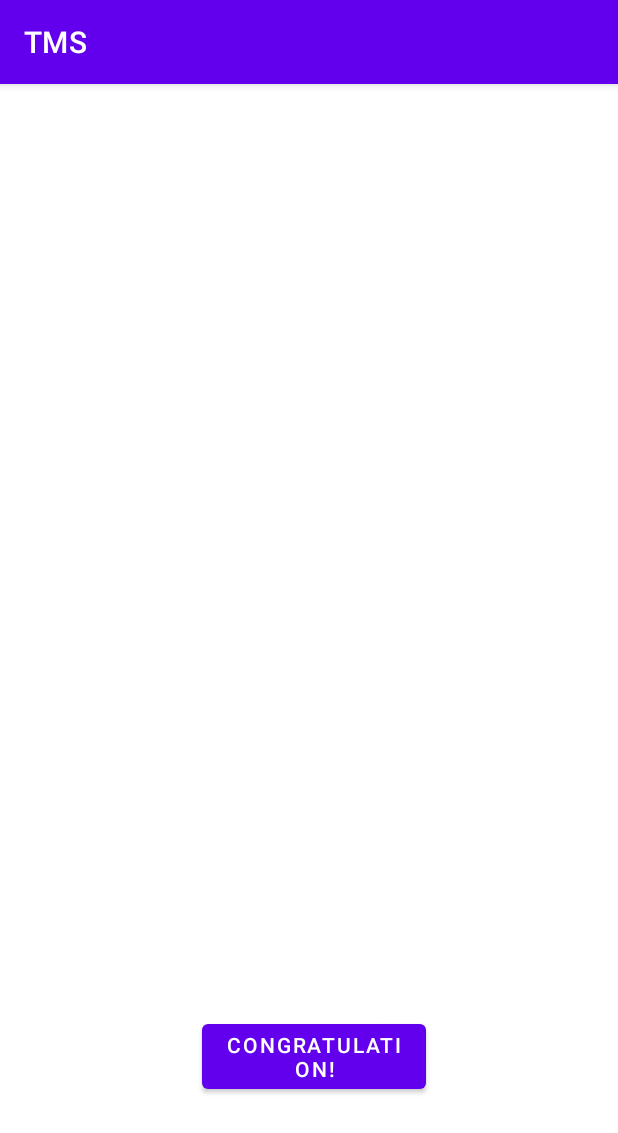
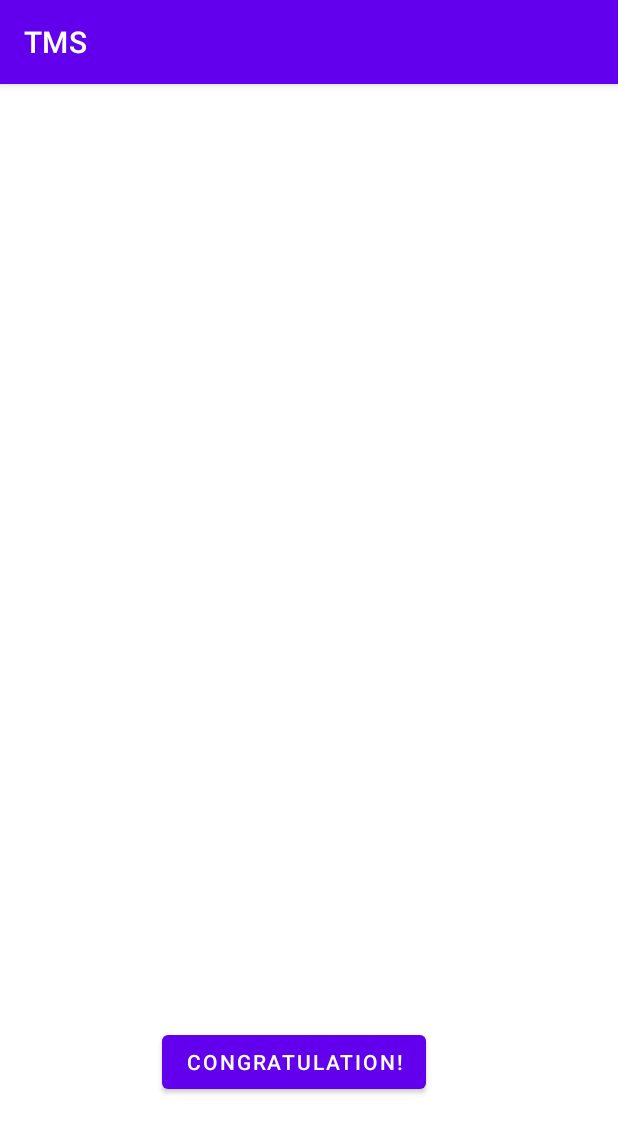
Before and after one commit to stasenkots/TMS, an Android app: the SevenActivity screen opened directly, with no data from a screen before it, on a phone screen of 412 x 824 dp. Shown: the top 1133 px of the screen. Run offline under Robolectric (Android 15) with nearby library versions, the phone set to English and light mode, and no system bars; libraries missing offline, so code that uses them is left out: com.daimajia.androidanimations.

Commit message:
small change

```diff
--- a/app/src/main/res/layout/activity_seven.xml
+++ b/app/src/main/res/layout/activity_seven.xml
@@ -8,7 +8,7 @@
 
     <Button
         android:id="@+id/button_seven_activity"
-        android:layout_width="149dp"
+        android:layout_width="wrap_content"
         android:layout_height="wrap_content"
         android:layout_marginEnd="128dp"
         android:layout_marginBottom="92dp"
```
